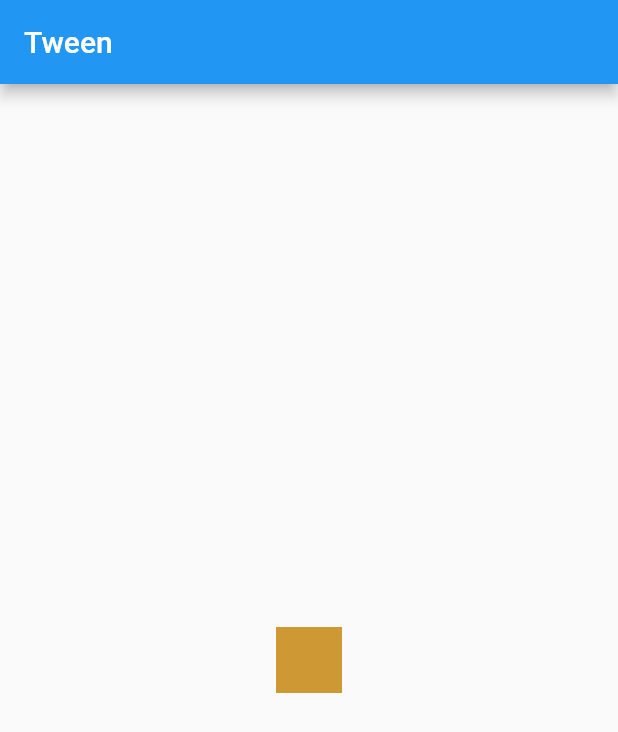
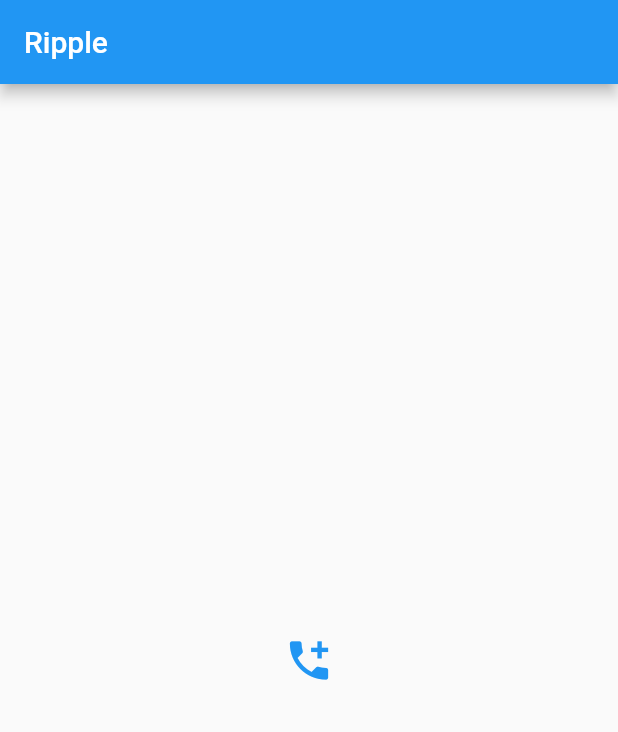
Before and after one commit to sthnischal/Flutter-Basics, a Flutter app: the screen it shows after launch, on a phone screen of 412 x 824 dp. Shown: the top 732 px of the screen. Run offline on Flutter 3.47's test engine with Material 2 defaults, Android fonts, the phone set to English and light mode, and no system bars.

Commit message:
Ripple effect added

```diff
--- a/flutterbasics/lib/main.dart
+++ b/flutterbasics/lib/main.dart
@@ -31,50 +31,73 @@ class MyHomePage extends StatefulWidget {
 
 class _MyHomePageState extends State<MyHomePage>
     with SingleTickerProviderStateMixin {
-  late Animation animation; //animation variable
-  late AnimationController animationController; //animation controller
+  late Animation _animation;
+  late AnimationController
+      _animationController; //_ is used for making private variable
 
-  late Animation colorAnimation;
+  var listRadius = [150.0, 200.0, 250.0, 300.0, 350.0];
 
   @override
   void initState() {
     // TODO: implement initState
     super.initState();
 
-    animationController = AnimationController(
-        vsync: this,
-        duration: Duration(
-          seconds: 10,
-        ));
-    animation = Tween(begin: 200.0, end: 0.0).animate(animationController);
-    colorAnimation = ColorTween(begin: Colors.blue, end: Colors.orange)
-        .animate(animationController);
+    _animationController = AnimationController(
+        vsync: this, duration: Duration(seconds: 4), lowerBound: 0.5);
+    //_animation = Tween(begin: 0.0, end: 1.0).animate(_animationController);
 
-    animationController.addListener(() {
-      print(animation.value);
+    _animationController.addListener(() {
       setState(() {});
     });
 
-    //start animation controller
-    animationController.forward();
+    _animationController
+        .forward(); //if animation after button click then add this line on onpressed action
   }
 
   @override
   Widget build(BuildContext context) {
     return Scaffold(
         appBar: AppBar(
-          title: Text('Tween'),
+          title: Text('Ripple'),
         ),
         body: Center(
-          child: Container(
-            //width: 200,
-            //height: 200,
-            width: animation.value,
-            height: animation.value,
+            child: Stack(alignment: Alignment.center, children: [
+          buildMyContainer(listRadius[0]),
+          buildMyContainer(listRadius[1]),
+          buildMyContainer(listRadius[2]),
+          buildMyContainer(listRadius[3]),
+          buildMyContainer(listRadius[4]),
+          Icon(
+            Icons.add_call,
+            color: Colors.blue,
+            size: 34,
+          )
+        ]
+                // listRadius.map((radius) => Container(
+                //           //width: radius * _animation.value,
+                //           //height: radius * _animation.value,
+                //           width: radius * _animationController.value,
+                //           height: radius * _animationController.value,
+                //           decoration: BoxDecoration(
+                //               shape: BoxShape.circle,
+                //               //color: Colors.blue.withOpacity(1.0 - _animation.value)),
+                //               color: Colors.blue
+                //                   .withOpacity(1.0 - _animationController.value)),
+                //         ))
+                //     .toList(),
+                )));
+  }
 
-            //color: Colors.blue,
-            color: colorAnimation.value,
-          ),
-        ));
+  Widget buildMyContainer(radius) {
+    return Container(
+      //width: radius * _animation.value,
+      //height: radius * _animation.value,
+      width: radius * _animationController.value,
+      height: radius * _animationController.value,
+      decoration: BoxDecoration(
+          shape: BoxShape.circle,
+          //color: Colors.blue.withOpacity(1.0 - _animation.value)),
+          color: Colors.blue.withOpacity(1.0 - _animationController.value)),
+    );
   }
 }
```
